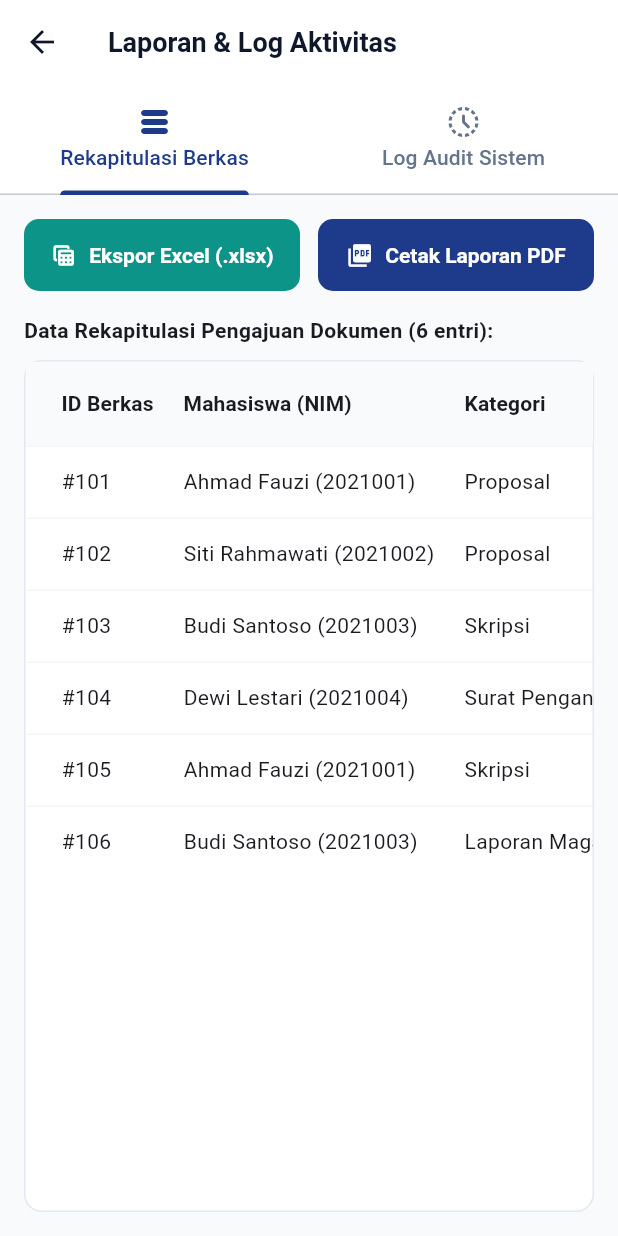
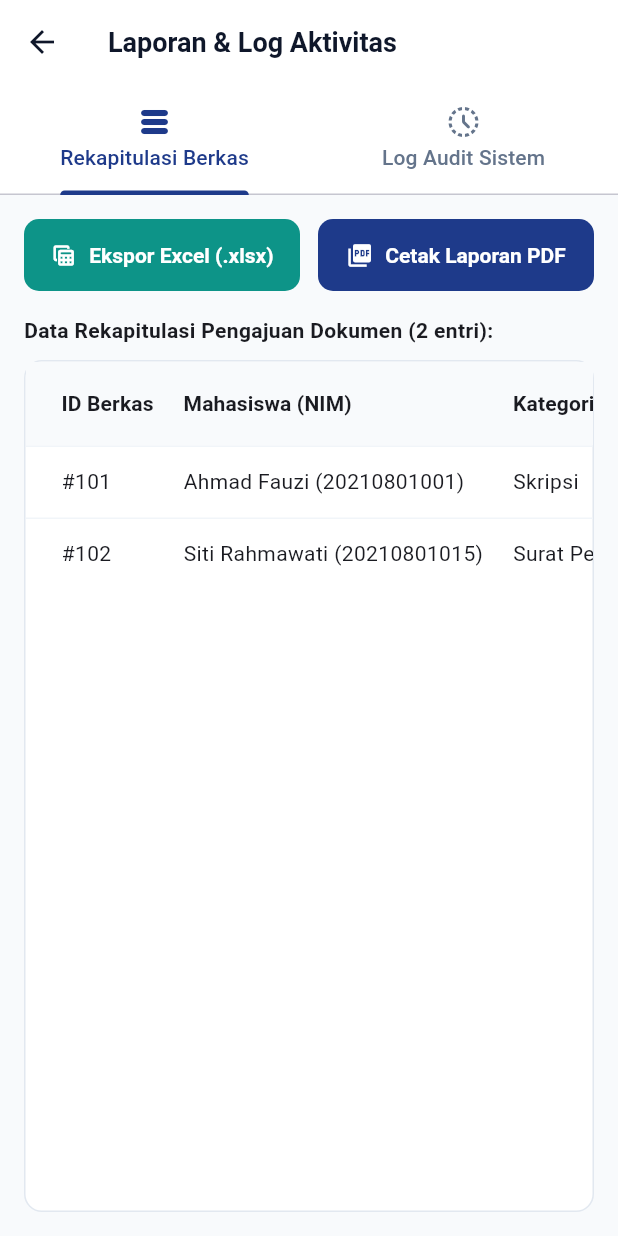
Before and after one commit to Karasyi789/simada, a Flutter app: the LaporanAktivitasScreen screen opened directly, on a phone screen of 412 x 824 dp. Run offline on Flutter 3.47's test engine with Material 3 defaults, Android fonts, the phone set to English and light mode, and no system bars; our stand-ins replace file_picker; accounts and stored records are empty.

Commit message:
bersihkan data dummy dan tampilan mode demo

```diff
--- a/lib/main.dart
+++ b/lib/main.dart
@@ -1,4 +1,5 @@
 import 'package:flutter/material.dart';
+
 import 'core/theme/app_theme.dart';
 import 'core/constants/app_constants.dart';
 import 'screens/auth/login_screen.dart';
--- a/lib/services/mock_data.dart
+++ b/lib/services/mock_data.dart
@@ -5,12 +5,12 @@ import '../models/revision_model.dart';
 import '../core/constants/app_constants.dart';
 
 class MockData {
-  // Mock Users
+  // Master Pengguna Akademik
   static List<UserModel> initialUsers = [
     // Mahasiswa
     UserModel(
       userId: 'mhs_001',
-      username: '2021001',
+      username: '20210801001',
       namaLengkap: 'Ahmad Fauzi',
       role: AppConstants.roleMahasiswa,
       createdAt: DateTime.now().subtract(const Duration(days: 90)),
@@ -19,7 +19,7 @@ class MockData {
     ),
     UserModel(
       userId: 'mhs_002',
-      username: '2021002',
+      username: '20210801015',
       namaLengkap: 'Siti Rahmawati',
       role: AppConstants.roleMahasiswa,
       createdAt: DateTime.now().subtract(const Duration(days: 85)),
@@ -28,7 +28,7 @@ class MockData {
     ),
     UserModel(
       userId: 'mhs_003',
-      username: '2021003',
+      username: '20220802023',
       namaLengkap: 'Budi Santoso',
       role: AppConstants.roleMahasiswa,
       createdAt: DateTime.now().subtract(const Duration(days: 70)),
@@ -37,7 +37,7 @@ class MockData {
     ),
     UserModel(
       userId: 'mhs_004',
-      username: '2021004',
+      username: '20220801042',
       namaLengkap: 'Dewi Lestari',
       role: AppConstants.roleMahasiswa,
       createdAt: DateTime.now().subtract(const Duration(days: 60)),
@@ -74,7 +74,7 @@ class MockData {
       prodi: 'Sistem Informasi',
     ),
 
-    // Admin
+    // Admin Biro Akademik
     UserModel(
       userId: 'adm_001',
       username: 'adminprodi',
@@ -86,84 +86,37 @@ class MockData {
     ),
   ];
 
-  // Initial Documents seeded in FIFO chronological order
+  // Data Pengajuan Dokumen Awal (1-2 data realistis untuk demo antrean FIFO)
   static List<DocumentModel> initialDocuments = [
     DocumentModel(
       dokumenId: 101,
       mahasiswaId: 'mhs_001',
       dosenId: 'dsn_001',
-      judulDokumen: 'Rancang Bangun Sistem Informasi Monitoring Magang Berbasis Web',
-      kategori: 'Proposal',
-      filePath: 'dokumen/2026/proposal_ahmad_fauzi.pdf',
-      fileName: 'Proposal_Ahmad_Fauzi_TI.pdf',
+      judulDokumen: 'Pengajuan Judul Skripsi: Sistem Informasi Pelayanan Terpadu Mahasiswa',
+      kategori: 'Skripsi',
+      filePath: 'dokumen/skripsi/Pengajuan_Skripsi_Ahmad_Fauzi.pdf',
+      fileName: 'Pengajuan_Skripsi_Ahmad_Fauzi.pdf',
       fileSizeMb: 2.4,
-      status: AppConstants.statusSedangDiperiksa, // Sedang diproses Dosen
-      createdAt: DateTime.now().subtract(const Duration(hours: 3, minutes: 15)),
+      status:
+          AppConstants.statusSedangDiperiksa, // Urutan 1: Sedang diproses Dosen
+      createdAt: DateTime.now().subtract(const Duration(minutes: 45)),
     ),
     DocumentModel(
       dokumenId: 102,
       mahasiswaId: 'mhs_002',
       dosenId: 'dsn_001',
-      judulDokumen: 'Implementasi Algoritma FIFO pada Antrean Bimbingan Akademik',
-      kategori: 'Proposal',
-      filePath: 'dokumen/2026/proposal_siti_rahma.pdf',
-      fileName: 'Proposal_Siti_Rahma_v1.pdf',
-      fileSizeMb: 3.1,
-      status: AppConstants.statusMenunggu, // Antrean berikutnya setelah Ahmad
-      createdAt: DateTime.now().subtract(const Duration(hours: 2, minutes: 40)),
-    ),
-    DocumentModel(
-      dokumenId: 103,
-      mahasiswaId: 'mhs_003',
-      dosenId: 'dsn_001',
-      judulDokumen: 'Analisis Keamanan Jaringan Menggunakan Intrusion Detection System',
-      kategori: 'Skripsi',
-      filePath: 'dokumen/2026/skripsi_budi_santoso.pdf',
-      fileName: 'Bab1_3_Budi_Santoso.pdf',
-      fileSizeMb: 4.8,
-      status: AppConstants.statusMenunggu,
-      createdAt: DateTime.now().subtract(const Duration(hours: 1, minutes: 50)),
-    ),
-    DocumentModel(
-      dokumenId: 104,
-      mahasiswaId: 'mhs_004',
-      dosenId: 'dsn_001',
-      judulDokumen: 'Surat Pengantar Penelitian Instansi Dinas Kominfo',
+      judulDokumen:
+          'Surat Pengantar Magang/PKL pada Dinas Komunikasi dan Informatika',
       kategori: 'Surat Pengantar',
-      filePath: 'dokumen/2026/surat_dewi.pdf',
-      fileName: 'Surat_Pengantar_Dewi_Lestari.pdf',
-      fileSizeMb: 0.9,
-      status: AppConstants.statusRevisi,
-      createdAt: DateTime.now().subtract(const Duration(days: 1, hours: 4)),
-      revisionCount: 1,
-    ),
-    DocumentModel(
-      dokumenId: 105,
-      mahasiswaId: 'mhs_001',
-      dosenId: 'dsn_002',
-      judulDokumen: 'Penerapan Deep Learning untuk Deteksi Kerusakan Tanaman Padi',
-      kategori: 'Skripsi',
-      filePath: 'dokumen/2026/skripsi_ahmad_fauzi.pdf',
-      fileName: 'Skripsi_Ahmad_Fauzi_Full.pdf',
-      fileSizeMb: 5.6,
-      status: AppConstants.statusSelesai,
-      createdAt: DateTime.now().subtract(const Duration(days: 3)),
-    ),
-    DocumentModel(
-      dokumenId: 106,
-      mahasiswaId: 'mhs_003',
-      dosenId: 'dsn_003',
-      judulDokumen: 'Pengembangan Dashboard Eksekutif Penjualan Menggunakan PowerBI',
-      kategori: 'Laporan Magang / PKL',
-      filePath: 'dokumen/2026/laporan_pkl_budi.pdf',
-      fileName: 'Laporan_PKL_Budi_Santoso.pdf',
-      fileSizeMb: 2.1,
-      status: AppConstants.statusMenunggu,
-      createdAt: DateTime.now().subtract(const Duration(hours: 4)),
+      filePath: 'dokumen/surat/Surat_Pengantar_Magang_Siti_Rahmawati.pdf',
+      fileName: 'Surat_Pengantar_Magang_Siti_Rahmawati.pdf',
+      fileSizeMb: 1.2,
+      status: AppConstants.statusMenunggu, // Urutan 2: Menunggu (Terkunci FIFO)
+      createdAt: DateTime.now().subtract(const Duration(minutes: 20)),
     ),
   ];
 
-  // Initial Queues
+  // Antrean FIFO Awal
   static List<QueueModel> initialQueues = [
     QueueModel(
       antreanId: 1,
@@ -171,7 +124,7 @@ class MockData {
       dosenId: 'dsn_001',
       nomorAntrean: 1,
       posisiSekarang: AppConstants.queueProcessing,
-      waktuMasuk: DateTime.now().subtract(const Duration(hours: 3, minutes: 15)),
+      waktuMasuk: DateTime.now().subtract(const Duration(minutes: 45)),
     ),
     QueueModel(
       antreanId: 2,
@@ -179,51 +132,10 @@ class MockData {
       dosenId: 'dsn_001',
       nomorAntrean: 2,
       posisiSekarang: AppConstants.queueWaiting,
-      waktuMasuk: DateTime.now().subtract(const Duration(hours: 2, minutes: 40)),
-    ),
-    QueueModel(
-      antreanId: 3,
-      dokumenId: 103,
-      dosenId: 'dsn_001',
-      nomorAntrean: 3,
-      posisiSekarang: AppConstants.queueWaiting,
-      waktuMasuk: DateTime.now().subtract(const Duration(hours: 1, minutes: 50)),
-    ),
-    QueueModel(
-      antreanId: 4,
-      dokumenId: 104,
-      dosenId: 'dsn_001',
-      nomorAntrean: 4,
-      posisiSekarang: AppConstants.queueDone,
-      waktuMasuk: DateTime.now().subtract(const Duration(days: 1, hours: 4)),
-    ),
-    QueueModel(
-      antreanId: 5,
-      dokumenId: 105,
-      dosenId: 'dsn_002',
-      nomorAntrean: 1,
-      posisiSekarang: AppConstants.queueDone,
-      waktuMasuk: DateTime.now().subtract(const Duration(days: 3)),
-    ),
-    QueueModel(
-      antreanId: 6,
-      dokumenId: 106,
-      dosenId: 'dsn_003',
-      nomorAntrean: 1,
-      posisiSekarang: AppConstants.queueWaiting,
-      waktuMasuk: DateTime.now().subtract(const Duration(hours: 4)),
+      waktuMasuk: DateTime.now().subtract(const Duration(minutes: 20)),
     ),
   ];
 
-  // Initial Revisions
-  static List<RevisionModel> initialRevisions = [
-    RevisionModel(
-      revisiId: 1,
-      dokumenId: 104,
-      dosenId: 'dsn_001',
-      catatan: 'Nama pejabat instansi tujuan salah tulis, dan nomor surat permohonan dari fakultas harap dilampirkan.',
-      halamanRevisi: 2,
-      createdAt: DateTime.now().subtract(const Duration(days: 1, hours: 2)),
-    ),
-  ];
+  // Riwayat Catatan Revisi
+  static List<RevisionModel> initialRevisions = [];
 }
```
Also changed, not shown: lib/screens/auth/login_screen.dart (+15 -100 lines), lib/services/auth_service.dart (+4 -3 lines).
